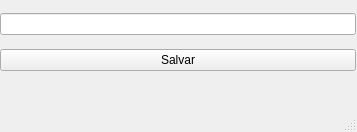
Above: reddragons/interface/ui_files/salvar.ui from Red-Dragons-UFSCar/red-visao before the change. Below: the same form after it.
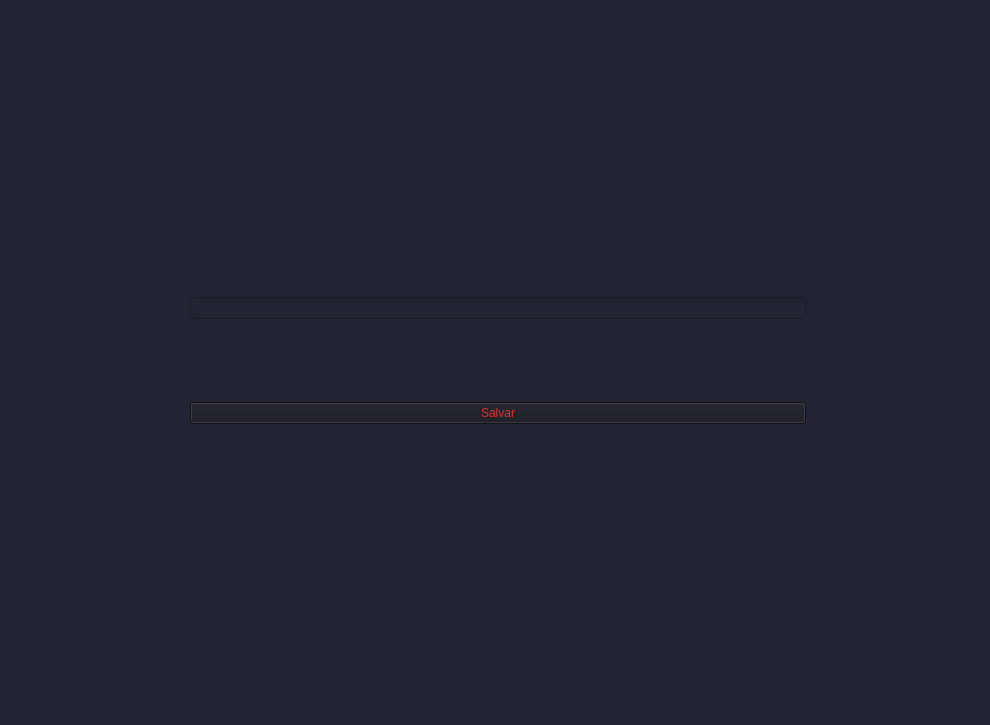
That is the form after the change.

Diff of the .ui file:
```diff
--- a/reddragons/interface/ui_files/salvar.ui
+++ b/reddragons/interface/ui_files/salvar.ui
@@ -9,27 +9,58 @@
    <rect>
     <x>0</x>
     <y>0</y>
-    <width>357</width>
-    <height>132</height>
+    <width>990</width>
+    <height>725</height>
    </rect>
   </property>
+  <property name="minimumSize">
+   <size>
+    <width>990</width>
+    <height>725</height>
+   </size>
+  </property>
+  <property name="maximumSize">
+   <size>
+    <width>990</width>
+    <height>725</height>
+   </size>
+  </property>
   <property name="windowTitle">
    <string>Salvar modelo</string>
   </property>
+  <property name="styleSheet">
+   <string notr="true">background-color: #222433;</string>
+  </property>
   <widget class="QWidget" name="centralwidget">
    <widget class="QWidget" name="gridLayoutWidget">
     <property name="geometry">
      <rect>
-      <x>0</x>
-      <y>5</y>
-      <width>356</width>
-      <height>76</height>
+      <x>190</x>
+      <y>220</y>
+      <width>616</width>
+      <height>281</height>
      </rect>
     </property>
     <layout class="QGridLayout" name="gridLayout" columnstretch="0">
      <property name="sizeConstraint">
       <enum>QLayout::SetDefaultConstraint</enum>
      </property>
+     <item row="1" column="0">
+      <widget class="QPushButton" name="QT_salvar">
+       <property name="styleSheet">
+        <string notr="true">QPushButton{
+background-color: rgb(23, 25, 33);
+color: #E62E2E;
+}
+QPushButton:hover{
+	background-color: #1B1D26;
+}</string>
+       </property>
+       <property name="text">
+        <string>Salvar</string>
+       </property>
+      </widget>
+     </item>
      <item row="0" column="0">
       <layout class="QHBoxLayout" name="horizontalLayout">
        <item>
@@ -37,27 +68,9 @@
        </item>
       </layout>
      </item>
-     <item row="1" column="0">
-      <widget class="QPushButton" name="QT_salvar">
-       <property name="text">
-        <string>Salvar</string>
-       </property>
-      </widget>
-     </item>
     </layout>
    </widget>
   </widget>
-  <widget class="QMenuBar" name="menubar">
-   <property name="geometry">
-    <rect>
-     <x>0</x>
-     <y>0</y>
-     <width>357</width>
-     <height>28</height>
-    </rect>
-   </property>
-  </widget>
-  <widget class="QStatusBar" name="statusbar"/>
  </widget>
  <resources/>
  <connections/>
```
